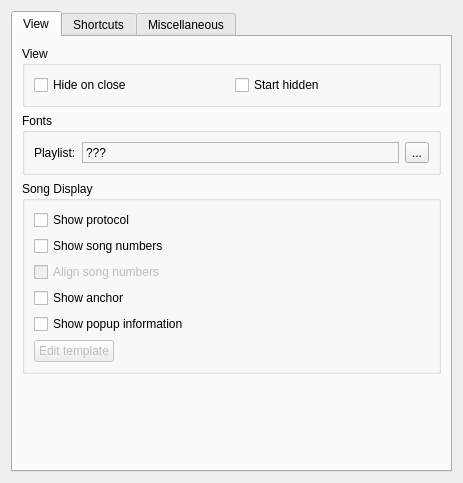
djdron/qmmp, file qmmp-plugin-pack/src/Ui/qsui/forms/qsuisettings.ui: the form before one commit.
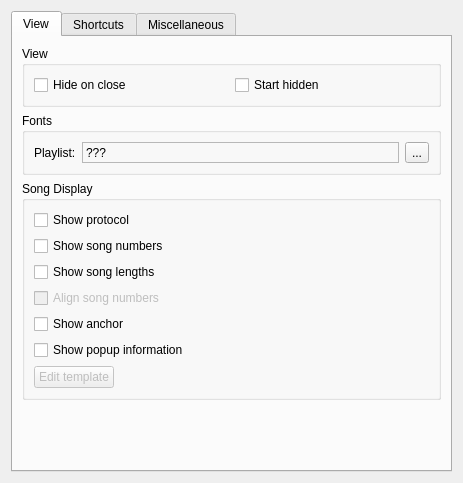
The form after the commit. Custom widgets are drawn as their Qt base class.

Commit message: qsui: added feature to hide song lengths

```diff
--- a/qmmp-plugin-pack/src/Ui/qsui/forms/qsuisettings.ui
+++ b/qmmp-plugin-pack/src/Ui/qsui/forms/qsuisettings.ui
@@ -130,6 +130,13 @@
             </property>
            </widget>
           </item>
+          <item>
+           <widget class="QCheckBox" name="lengthsCheckBox">
+            <property name="text">
+             <string>Show song lengths</string>
+            </property>
+           </widget>
+          </item>
           <item>
            <widget class="QCheckBox" name="alignCheckBox">
             <property name="enabled">
```
The commit also changes 2 other files.
